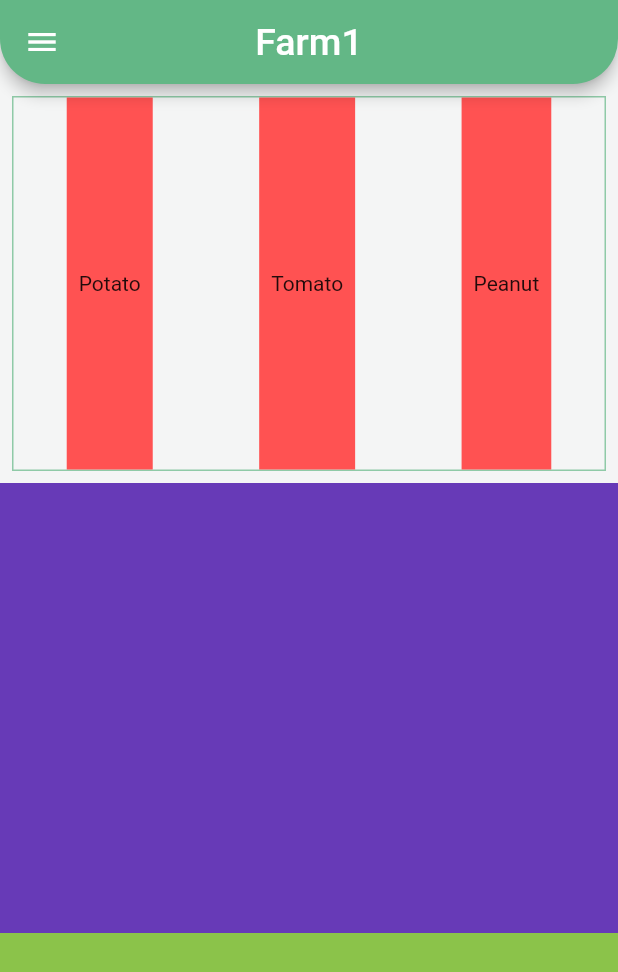
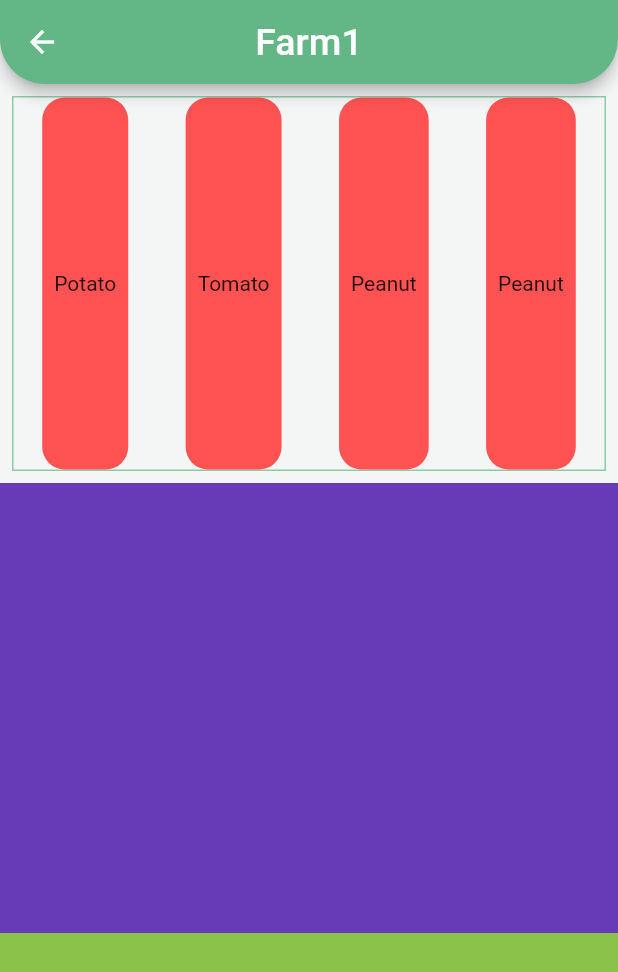
Before and after one commit to DusanTodorovic5/DemeterHuawei, a Flutter app: the screen it shows after launch, after a tap on "Farm1", on a phone screen of 412 x 824 dp. Shown: the top 972 px of the screen. Run offline on Flutter 3.47's test engine with Material 2 defaults, Android fonts, the phone set to English and light mode, and no system bars; our stand-ins replace timeago; missing offline and left inert: dart:ffi.

Commit message:
fix: rounded rectangle

```diff
--- a/assets/farms.json
+++ b/assets/farms.json
@@ -26,6 +26,14 @@
                     "amount": 12
                 },
                 "last_watered": 1676723875
+            },
+            {
+                "plant_info": {
+                    "name": "Peanut",
+                    "latin_name": "Arachis hypogaea",
+                    "amount": 12
+                },
+                "last_watered": 1676723875
             }
         ]
     },
--- a/lib/pages/farm_page.dart
+++ b/lib/pages/farm_page.dart
@@ -20,9 +20,6 @@ class _FarmPageState extends State<FarmPage> {
   Widget build(BuildContext context) {
     final Farm farm = ModalRoute.of(context)?.settings.arguments as Farm;
     return Scaffold(
-      drawer: Drawer(
-        child: DrawerWidget(),
-      ),
       appBar: CustomAppBar(text: farm.name),
       body: ListView(
         children: [
@@ -47,29 +44,32 @@ class _FarmPageState extends State<FarmPage> {
                         });
                       },
                       child: Container(
-                      padding: EdgeInsets.symmetric(horizontal: 8.0),
+                          padding: const EdgeInsets.symmetric(horizontal: 8.0),
                           height: double.infinity,
                           decoration: BoxDecoration(
-                        color: currentIndex == activeIndex ? Colors.greenAccent : Colors.redAccent,
+                            borderRadius: const BorderRadius.all(
+                              Radius.circular(15),
+                            ),
+                            color: currentIndex == activeIndex
+                                ? Colors.greenAccent
+                                : Colors.redAccent,
                           ),
                           child: Center(
                             child: Text(layout.plantInfo["name"]),
-                      )
-                    )
-                  );
+                          )));
                 }).toList(),
               ),
             ),
           ),
           Container(
-            decoration: BoxDecoration(
+            decoration: const BoxDecoration(
               color: Colors.deepPurple,
             ),
             width: double.infinity,
             height: 300.0,
           ),
           Container(
-            decoration: BoxDecoration(
+            decoration: const BoxDecoration(
               color: Colors.lightGreen,
             ),
             width: double.infinity,
```
Lines whose indentation alone changed are shown as unchanged.
